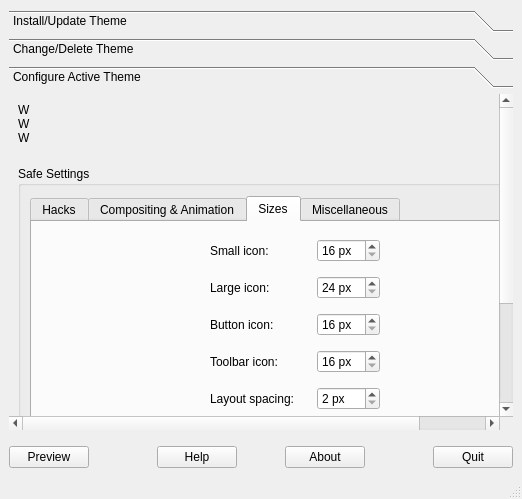
The window that Kvantum/kvantummanager/kvantummanager.ui (tsujan/Kvantum) describes before a commit, drawn with Qt 5.
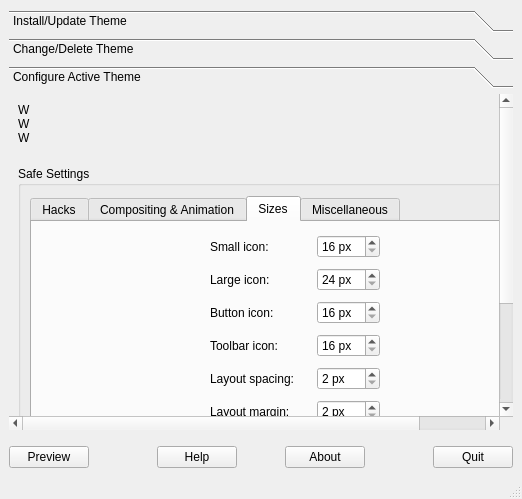
The same window after the commit. The open tabs and pages were chosen to show the change. Icons and pictures are not drawn.

Commit message: Add option to specify layout margins

Patch:
```diff
--- a/Kvantum/kvantummanager/kvantummanager.ui
+++ b/Kvantum/kvantummanager/kvantummanager.ui
@@ -1091,6 +1091,38 @@
                 </widget>
                </item>
                <item row="5" column="1">
+                <widget class="QLabel" name="labelMarging">
+                 <property name="toolTip">
+                  <string>The default value is 4 px but some apps set it themeselves.</string>
+                 </property>
+                 <property name="whatsThis">
+                  <string>&lt;html&gt;&lt;head/&gt;&lt;body&gt;&lt;p&gt;The default value is 4 px but some applications set it themeselves.&lt;/p&gt;&lt;/body&gt;&lt;/html&gt;</string>
+                 </property>
+                 <property name="text">
+                  <string>Layout margin:</string>
+                 </property>
+                </widget>
+               </item>
+               <item row="5" column="2">
+                <widget class="QSpinBox" name="spinLayoutMargin">
+                 <property name="toolTip">
+                  <string>The default value is 4 px but some apps set it themeselves.</string>
+                 </property>
+                 <property name="whatsThis">
+                  <string>&lt;html&gt;&lt;head/&gt;&lt;body&gt;&lt;p&gt;The default value is 4 px but some applications set it themeselves.&lt;/p&gt;&lt;/body&gt;&lt;/html&gt;</string>
+                 </property>
+                 <property name="suffix">
+                  <string> px</string>
+                 </property>
+                 <property name="minimum">
+                  <number>2</number>
+                 </property>
+                 <property name="maximum">
+                  <number>16</number>
+                 </property>
+                </widget>
+               </item>
+               <item row="6" column="1">
                 <widget class="QLabel" name="label_3">
                  <property name="toolTip">
                   <string>The horizontal overlap between a submenu and its parent.
@@ -1104,7 +1136,7 @@
                  </property>
                 </widget>
                </item>
-               <item row="5" column="2">
+               <item row="6" column="2">
                 <widget class="QSpinBox" name="spinOverlap">
                  <property name="toolTip">
                   <string>The horizontal overlap between a submenu and its parent.
@@ -1127,7 +1159,7 @@
                  </property>
                 </widget>
                </item>
-               <item row="6" column="1">
+               <item row="7" column="1">
                 <widget class="QLabel" name="label_4">
                  <property name="toolTip">
                   <string>The width of horizontal spin buttons.
@@ -1141,7 +1173,7 @@
                  </property>
                 </widget>
                </item>
-               <item row="6" column="2">
+               <item row="7" column="2">
                 <widget class="QSpinBox" name="spinSpinBtnWidth">
                  <property name="toolTip">
                   <string>The width of horizontal spin buttons.
```
The commit also changes 6 other files.
